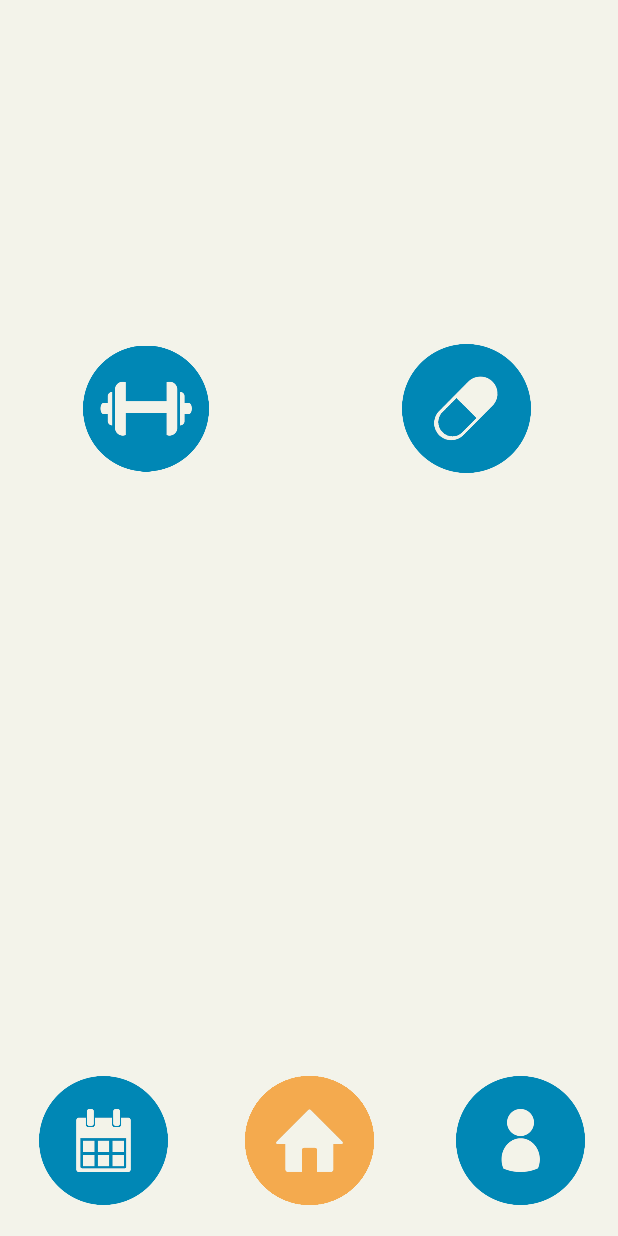
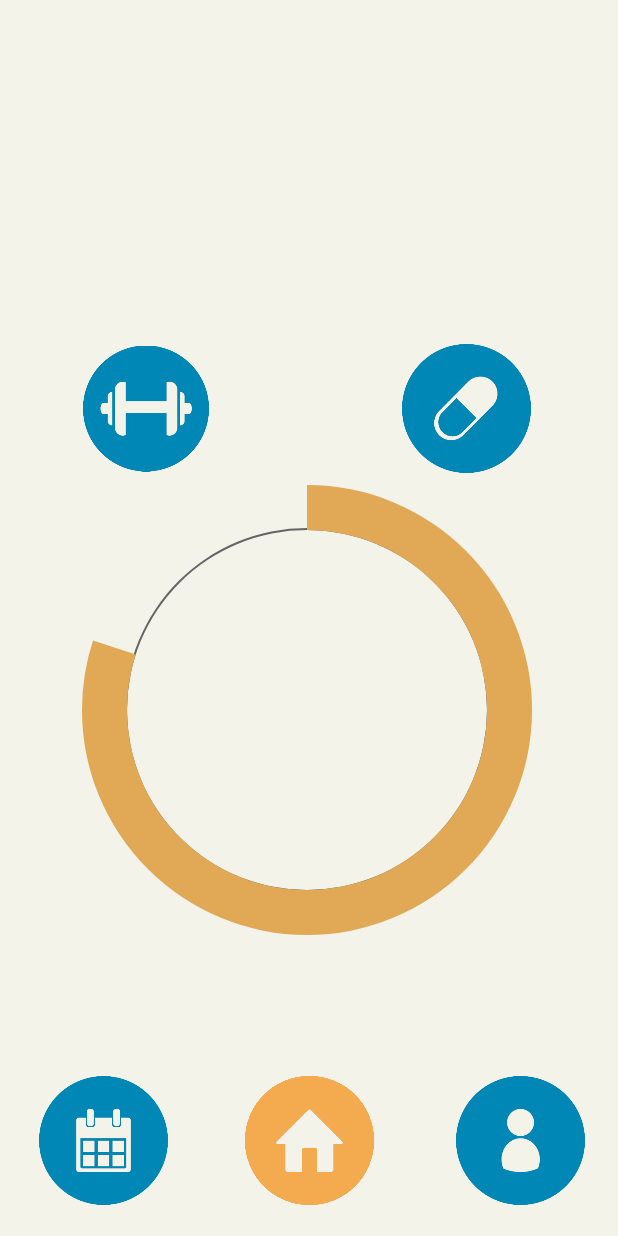
Before and after one commit to SVLaursen/AAU_P2_Project, an Android app: the screen it shows after launch (MainActivity), on a phone screen of 412 x 824 dp. Run offline under Robolectric (Android 15) with nearby library versions, the phone set to English and light mode, and no system bars.

Commit message:
With progressbar
The progressbar is visible, currently no function to it yet

```diff
--- a/prototype/app/src/main/res/layout/fragment_home.xml
+++ b/prototype/app/src/main/res/layout/fragment_home.xml
@@ -27,4 +27,17 @@
         android:background="@android:color/transparent"
         android:scaleType="fitCenter"
         android:src="@drawable/insulin_input_unclicked" />
+
+    <ProgressBar
+        android:id="@+id/progressBar"
+        style="?android:attr/progressBarStyleHorizontal"
+        android:layout_width="300dp"
+        android:layout_height="300dp"
+        android:layout_centerHorizontal="true"
+        android:layout_centerVertical="true"
+        android:background="@layout/circle_shape"
+        android:indeterminate="false"
+        android:max="150"
+        android:progress="120"
+        android:progressDrawable="@layout/circular_progress_bar" />
 </RelativeLayout>
```
Also changed, not shown: prototype/app/src/main/res/layout/circle_shape.xml (added, +11 -0 lines), prototype/app/src/main/res/layout/circular_progress_bar.xml (added, +18 -0 lines), 2 other files.
